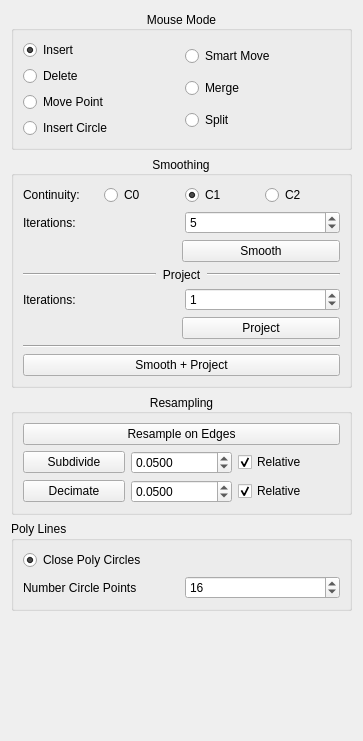
First picture: the form in Plugin-PolyLine/polylineToolbar.ui, repository ShenRen/OpenFlipper, before the edit.
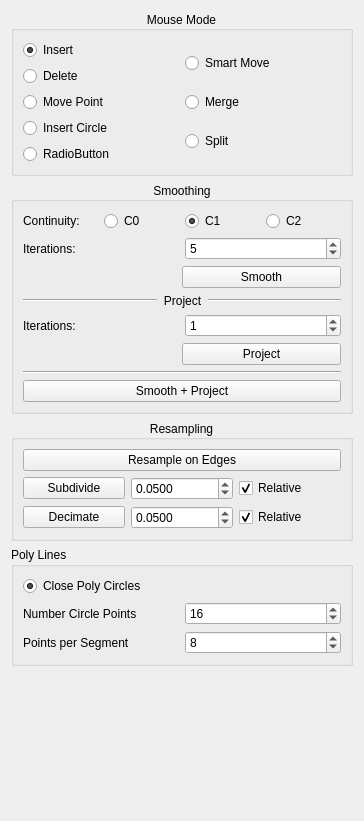
Second picture: the form after the edit.

Commit message: Added bezier polyline functions. (Thanks to Hannes)

What changed in the file:
```diff
--- a/Plugin-PolyLine/polylineToolbar.ui
+++ b/Plugin-PolyLine/polylineToolbar.ui
@@ -6,8 +6,8 @@
    <rect>
     <x>0</x>
     <y>0</y>
-    <width>363</width>
-    <height>741</height>
+    <width>364</width>
+    <height>821</height>
    </rect>
   </property>
   <property name="sizePolicy">
@@ -92,6 +92,13 @@
           </property>
          </widget>
         </item>
+        <item>
+         <widget class="QRadioButton" name="rb_InsertSpline">
+          <property name="text">
+           <string>RadioButton</string>
+          </property>
+         </widget>
+        </item>
        </layout>
       </item>
       <item>
@@ -553,6 +560,27 @@
         </item>
        </layout>
       </item>
+      <item>
+       <layout class="QHBoxLayout" name="horizontalLayout_7">
+        <property name="topMargin">
+         <number>0</number>
+        </property>
+        <item>
+         <widget class="QLabel" name="label_6">
+          <property name="text">
+           <string>Points per Segment</string>
+          </property>
+         </widget>
+        </item>
+        <item>
+         <widget class="QSpinBox" name="sb_SplineSegNum">
+          <property name="value">
+           <number>8</number>
+          </property>
+         </widget>
+        </item>
+       </layout>
+      </item>
      </layout>
     </widget>
    </item>
```
The commit also changes 4 other files.
